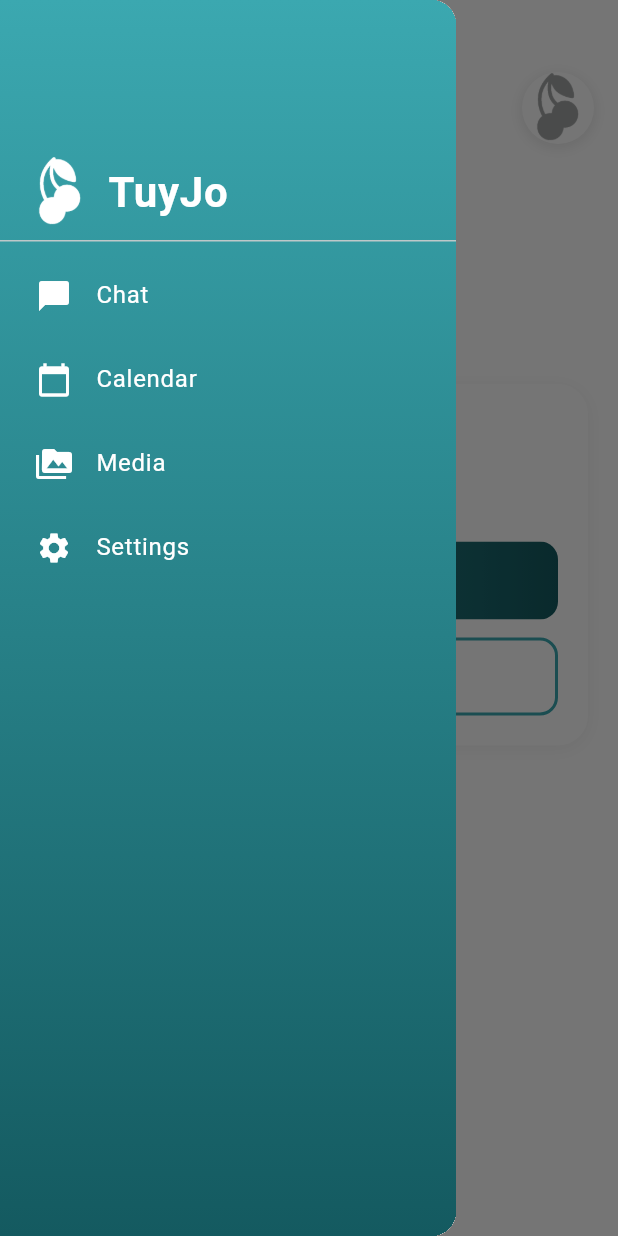
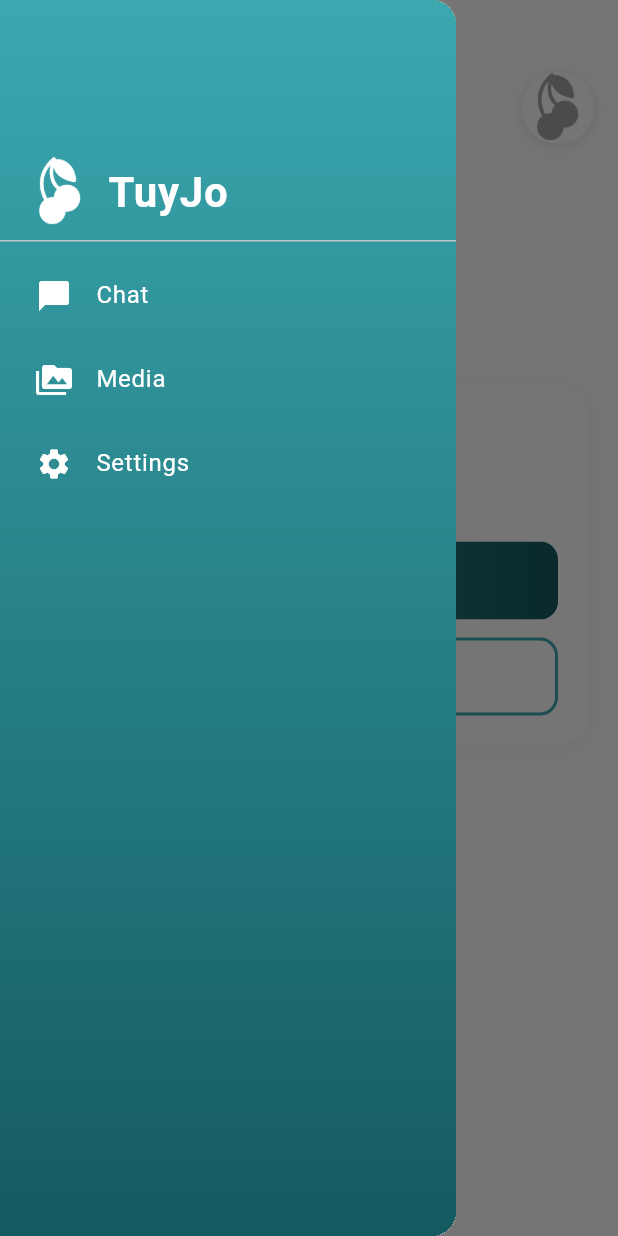
Before and after one commit to donpablitoooooooo/TuyJo, a Flutter app: the screen it shows after launch, in the side drawer, after a tap on the "menu" icon, on a phone screen of 412 x 824 dp. Run offline on Flutter 3.47's test engine with Material 3 defaults, Android fonts, the phone set to English and light mode, and no system bars; our stand-ins replace cloud_firestore, file_picker, firebase_core, firebase_messaging, firebase_storage, flutter_compass and 13 more; missing offline and left inert: asn1lib, encrypt, mobile_scanner, pdfx, pointycastle; accounts and stored records are empty; generated files the repository leaves out were written again.

Commit message:
release: Version 1.14.0 - Full localization and UX improvements
Major Changes:
- Remove calendar screen, fully integrated into chat
- Update version to 1.14.0+19
- Complete documentation updates

Documentation:
- Update README with new features and version history
- Update all website pages (IT, ES, EN, CA)
- Document pending message edit/delete feature
- Document complete localization coverage

UI Changes:
- Simplify navigation from 4 tabs to 3 (Chat, Media, Settings)
- Remove calendar tab from drawer
- Update comments and references

Version Bump:
- pubspec.yaml: 1.13.3+18 → 1.14.0+19
- All documentation reflects new version

```diff
--- a/flutter-app/lib/screens/calendar_screen.dart
+++ /dev/null
@@ -1,437 +0,0 @@
-import 'package:flutter/foundation.dart';
-import 'package:flutter/material.dart';
-import 'package:intl/intl.dart';
-import 'package:provider/provider.dart';
-import 'package:table_calendar/table_calendar.dart';
-import 'package:private_messaging/generated/l10n/app_localizations.dart';
-import '../models/message.dart';
-import '../services/chat_service.dart';
-import '../services/pairing_service.dart';
-import '../services/encryption_service.dart';
-import '../services/attachment_service.dart';
-import '../widgets/todo_bubble.dart';
-
-class CalendarScreen extends StatefulWidget {
-  const CalendarScreen({super.key});
-
-  @override
-  State<CalendarScreen> createState() => _CalendarScreenState();
-}
-
-class _CalendarScreenState extends State<CalendarScreen> {
-  DateTime _focusedDay = DateTime.now();
-  DateTime? _selectedDay;
-  final Map<DateTime, List<Message>> _todosByDate = {};
-  AttachmentService? _attachmentService;
-  String? _myDeviceId;
-  String? _familyChatId;
-  bool _isInitialized = false;
-
-  @override
-  void initState() {
-    super.initState();
-    _selectedDay = _focusedDay;
-    _initializeAttachmentService();
-  }
-
-  @override
-  void didChangeDependencies() {
-    super.didChangeDependencies();
-    _loadTodos();
-  }
-
-  /// Inizializza AttachmentService
-  Future<void> _initializeAttachmentService() async {
-    final pairingService = Provider.of<PairingService>(context, listen: false);
-    final encryptionService = Provider.of<EncryptionService>(context, listen: false);
-
-    _myDeviceId = await pairingService.getMyUserId();
-    _familyChatId = await pairingService.getFamilyChatId();
-
-    if (mounted) {
-      setState(() {
-        _attachmentService = AttachmentService(
-          encryptionService: encryptionService,
-        );
-        _isInitialized = true;
-      });
-    }
-  }
-
-  /// Carica tutti i TODO e li raggruppa per data
-  void _loadTodos() {
-    final chatService = Provider.of<ChatService>(context, listen: false);
-    _todosByDate.clear();
-
-    for (final message in chatService.messages) {
-      // Considera solo i TODO (non i reminder)
-      if (message.messageType == 'todo' && message.dueDate != null && message.isReminder != true) {
-        // Normalizza la data (solo giorno, senza ora)
-        final startDate = DateTime(
-          message.dueDate!.year,
-          message.dueDate!.month,
-          message.dueDate!.day,
-        );
-
-        // Se ha un range, aggiungilo a tutte le date del range
-        if (message.rangeEnd != null) {
-          final endDate = DateTime(
-            message.rangeEnd!.year,
-            message.rangeEnd!.month,
-            message.rangeEnd!.day,
-          );
-
-          // Aggiungi il TODO a ogni giorno nel range
-          DateTime currentDate = startDate;
-          while (currentDate.isBefore(endDate.add(const Duration(days: 1)))) {
-            if (!_todosByDate.containsKey(currentDate)) {
-              _todosByDate[currentDate] = [];
-            }
-            _todosByDate[currentDate]!.add(message);
-            currentDate = currentDate.add(const Duration(days: 1));
-          }
-        } else {
-          // TODO singolo
-          if (!_todosByDate.containsKey(startDate)) {
-            _todosByDate[startDate] = [];
-          }
-          _todosByDate[startDate]!.add(message);
-        }
-      }
-    }
-  }
-
-  /// Ritorna i TODO per una specifica data
-  List<Message> _getTodosForDay(DateTime day) {
-    final normalizedDay = DateTime(day.year, day.month, day.day);
-    return _todosByDate[normalizedDay] ?? [];
-  }
-
-  /// Aggiunge una reaction a un messaggio
-  void _addReaction(String messageId, String reactionType) async {
-    if (_familyChatId == null || _myDeviceId == null) {
-      return;
-    }
-
-    final chatService = Provider.of<ChatService>(context, listen: false);
-
-    await chatService.addReaction(
-      messageId,
-      _familyChatId!,
-      _myDeviceId!,
-      reactionType,
-    );
-
-    if (kDebugMode) print('✅ Reaction $reactionType added to message: $messageId');
-  }
-
-  /// Formatta un range di date in modo intelligente
-  /// - Stesso mese: "dal 25 al 31 gennaio"
-  /// - Mesi consecutivi: "dal 25 dicembre al 3"
-  /// - Distanza > 1 mese: "dal 25 dicembre al 3 febbraio"
-  String _formatDateRange(DateTime start, DateTime end, String locale, AppLocalizations l10n) {
-    // Calcola differenza in mesi
-    final monthsDiff = (end.year - start.year) * 12 + (end.month - start.month);
-
-    if (monthsDiff == 0) {
-      // Stesso mese: "dal 25 al 31 gennaio"
-      final startDay = DateFormat('d', locale).format(start);
-      final endDay = DateFormat('d', locale).format(end);
-      final month = DateFormat('MMMM', locale).format(start);
-      return '${l10n.dateRangeFrom} $startDay ${l10n.dateRangeTo} $endDay $month';
-    } else if (monthsDiff == 1) {
-      // Mesi consecutivi: "dal 25 dicembre al 3"
-      final startFormatted = DateFormat('d MMMM', locale).format(start);
-      final endDay = DateFormat('d', locale).format(end);
-      return '${l10n.dateRangeFrom} $startFormatted ${l10n.dateRangeTo} $endDay';
-    } else {
-      // Distanza > 1 mese: "dal 25 dicembre al 3 febbraio"
-      final startFormatted = DateFormat('d MMMM', locale).format(start);
-      final endFormatted = DateFormat('d MMMM', locale).format(end);
-      return '${l10n.dateRangeFrom} $startFormatted ${l10n.dateRangeTo} $endFormatted';
-    }
-  }
-
-  /// Formatta la data del TODO con ora
-  String _formatTodoDate(DateTime date, String locale) {
-    final timeFormat = DateFormat('HH:mm', locale).format(date);
-    return timeFormat;
-  }
-
-  /// Completa un TODO
-  Future<void> _completeTodo(String todoId) async {
-    final pairingService = Provider.of<PairingService>(context, listen: false);
-    final chatService = Provider.of<ChatService>(context, listen: false);
-    final encryptionService = Provider.of<EncryptionService>(context, listen: false);
-
-    // Ottieni dati pairing
-    final familyChatId = await pairingService.getFamilyChatId();
-    final myDeviceId = await pairingService.getMyUserId();
-    final partnerPublicKey = pairingService.partnerPublicKey;
-    final myPublicKey = await encryptionService.getPublicKey();
-
-    if (familyChatId == null || myDeviceId == null || partnerPublicKey == null || myPublicKey == null) {
-      if (kDebugMode) print('❌ Cannot complete todo: missing pairing data');
-      return;
-    }
-
-    await chatService.sendTodoCompletion(
-      todoId,
-      familyChatId,
-      myDeviceId,
-      myPublicKey,
-      partnerPublicKey,
-    );
-
-    if (kDebugMode) print('✅ Todo marked as completed: $todoId');
-
-    // Ricarica i TODO
-    setState(() {
-      _loadTodos();
-    });
-  }
-
-  @override
-  Widget build(BuildContext context) {
-    final l10n = AppLocalizations.of(context)!;
-    final locale = Localizations.localeOf(context).toString();
-
-    // Ricarica i TODO quando cambia lo stato del chatService
-    final chatService = Provider.of<ChatService>(context);
-    _loadTodos();
-
-    final todosForSelectedDay = _selectedDay != null
-        ? _getTodosForDay(_selectedDay!)
-        : <Message>[];
-
-    return Scaffold(
-      body: Container(
-        decoration: const BoxDecoration(
-          gradient: LinearGradient(
-            begin: Alignment.topCenter,
-            end: Alignment.bottomCenter,
-            colors: [
-              Color(0xFF3BA8B0),
-              Color(0xFF145A60),
-            ],
-          ),
-        ),
-        child: SafeArea(
-          child: Column(
-            children: [
-              // Spazio superiore per non coprire menu e foto profilo
-              const SizedBox(height: 80),
-
-              // Calendario
-              Container(
-                margin: const EdgeInsets.symmetric(horizontal: 16),
-                decoration: BoxDecoration(
-                  color: Colors.white,
-                  borderRadius: BorderRadius.circular(16),
-                  boxShadow: [
-                    BoxShadow(
-                      color: Colors.black.withOpacity(0.1),
-                      blurRadius: 10,
-                      offset: const Offset(0, 4),
-                    ),
-                  ],
-                ),
-                child: TableCalendar(
-                  locale: locale,
-                  firstDay: DateTime.now().subtract(const Duration(days: 365)),
-                  lastDay: DateTime.now().add(const Duration(days: 365)),
-                  focusedDay: _focusedDay,
-                  selectedDayPredicate: (day) => isSameDay(_selectedDay, day),
-                  onDaySelected: (selectedDay, focusedDay) {
-                    setState(() {
-                      _selectedDay = selectedDay;
-                      _focusedDay = focusedDay;
-                    });
-                  },
-                  eventLoader: _getTodosForDay,
-                  calendarStyle: CalendarStyle(
-                    todayDecoration: BoxDecoration(
-                      color: const Color(0xFF3BA8B0).withOpacity(0.3),
-                      shape: BoxShape.circle,
-                    ),
-                    selectedDecoration: const BoxDecoration(
-                      color: Color(0xFF3BA8B0),
-                      shape: BoxShape.circle,
-                    ),
-                    markerDecoration: const BoxDecoration(
-                      color: Color(0xFF145A60),
-                      shape: BoxShape.circle,
-                    ),
-                    markersAlignment: Alignment.bottomCenter,
-                    markersMaxCount: 3,
-                  ),
-                  headerStyle: HeaderStyle(
-                    formatButtonVisible: false,
-                    titleCentered: true,
-                    titleTextStyle: const TextStyle(
-                      fontSize: 17,
-                      fontWeight: FontWeight.bold,
-                    ),
-                  ),
-                ),
-              ),
-
-              const SizedBox(height: 16),
-
-              // Lista TODO per il giorno selezionato
-              Expanded(
-                child: Container(
-                  margin: const EdgeInsets.symmetric(horizontal: 16),
-                  decoration: BoxDecoration(
-                    color: Colors.white,
-                    borderRadius: BorderRadius.circular(16),
-                    boxShadow: [
-                      BoxShadow(
-                        color: Colors.black.withOpacity(0.1),
-                        blurRadius: 10,
-                        offset: const Offset(0, 4),
-                      ),
-                    ],
-                  ),
-                  child: Column(
-                    children: [
-                      // Titolo lista
-                      Padding(
-                        padding: const EdgeInsets.all(16),
-                        child: Row(
-                          children: [
-                            Icon(
-                              Icons.event_note,
-                              color: const Color(0xFF3BA8B0),
-                              size: 24,
-                            ),
-                            const SizedBox(width: 8),
-                            Expanded(
-                              child: Text(
-                                l10n.calendarTodosForDate(
-                                  DateFormat('d MMMM yyyy', locale).format(_selectedDay ?? DateTime.now()),
-                                ),
-                                style: const TextStyle(
-                                  fontSize: 16,
-                                  fontWeight: FontWeight.bold,
-                                  color: Color(0xFF3BA8B0),
-                                ),
-                              ),
-                            ),
-                            if (todosForSelectedDay.isNotEmpty)
-                              Container(
-                                padding: const EdgeInsets.symmetric(horizontal: 8, vertical: 4),
-                                decoration: BoxDecoration(
-                                  color: const Color(0xFF3BA8B0),
-                                  borderRadius: BorderRadius.circular(12),
-                                ),
-                                child: Text(
-                                  '${todosForSelectedDay.length}',
-                                  style: const TextStyle(
-                                    color: Colors.white,
-                                    fontSize: 12,
-                                    fontWeight: FontWeight.bold,
-                                  ),
-                                ),
-                              ),
-                          ],
-                        ),
-                      ),
-
-                      const Divider(height: 1),
-
-                      // Lista TODO
-                      Expanded(
-                        child: todosForSelectedDay.isEmpty
-                            ? Center(
-                                child: Column(
-                                  mainAxisAlignment: MainAxisAlignment.center,
-                                  children: [
-                                    Icon(
-                                      Icons.event_available,
-                                      size: 64,
-                                      color: Colors.grey[300],
-                                    ),
-                                    const SizedBox(height: 16),
-                                    Text(
-                                      l10n.calendarNoTodos,
-                                      style: TextStyle(
-                                        fontSize: 18,
-                                        fontWeight: FontWeight.bold,
-                                        color: Colors.grey[600],
-                                      ),
-                                    ),
-                                    const SizedBox(height: 8),
-                                    Text(
-                                      l10n.calendarNoTodosDescription,
-                                      style: TextStyle(
-                                        fontSize: 14,
-                                        color: Colors.grey[500],
-                                      ),
-                                    ),
-                                  ],
-                                ),
-                              )
-                            : ListView.separated(
-                                padding: const EdgeInsets.all(16),
-                                itemCount: todosForSelectedDay.length,
-                                separatorBuilder: (context, index) => const SizedBox(height: 12),
-                                itemBuilder: (context, index) {
-                                  final todo = todosForSelectedDay[index];
-
-                                  // Verifica se è completato (reaction DONE o messaggio todo_completed)
-                                  final isCompleted = todo.reaction?.type == 'done' ||
-                                      chatService.messages.any((m) =>
-                                          m.messageType == 'todo_completed' &&
-                                          m.originalTodoId == todo.id);
-
-                                  // Determina se è stato creato da me
-                                  final isMe = todo.senderId == _myDeviceId;
-
-                                  if (kDebugMode) {
-                                    print('📅 [Calendar] TODO: ${todo.decryptedContent}');
-                                    print('  - senderId: ${todo.senderId}');
-                                    print('  - myDeviceId: $_myDeviceId');
-                                    print('  - isMe: $isMe');
-                                    print('  - attachments: ${todo.attachments?.length ?? 0}');
-                                    print('  - attachmentService: ${_attachmentService != null}');
-                                  }
-
-                                  // Formatta la data
-                                  String? formattedDate;
-                                  if (todo.dueDate != null) {
-                                    if (todo.rangeEnd != null) {
-                                      // È un range: formatta in modo intelligente
-                                      formattedDate = _formatDateRange(todo.dueDate!, todo.rangeEnd!, locale, l10n);
-                                    } else {
-                                      // Data singola con ora
-                                      formattedDate = _formatTodoDate(todo.dueDate!, locale);
-                                    }
-                                  }
-
-                                  return TodoMessageBubble(
-                                    message: todo,
-                                    isMe: isMe,
-                                    isCompleted: isCompleted,
-                                    onReact: (reactionType) => _addReaction(todo.id, reactionType),
-                                    formattedDate: formattedDate,
-                                    attachmentService: _attachmentService,
-                                    senderId: todo.senderId,
-                                    currentUserId: _myDeviceId,
-                                  );
-                                },
-                              ),
-                      ),
-                    ],
-                  ),
-                ),
-              ),
-
-              const SizedBox(height: 16),
-            ],
-          ),
-        ),
-      ),
-    );
-  }
-}
--- a/flutter-app/lib/screens/main_screen.dart
+++ b/flutter-app/lib/screens/main_screen.dart
@@ -4,7 +4,6 @@ import 'package:provider/provider.dart';
 import '../services/pairing_service.dart';
 import '../services/couple_selfie_service.dart';
 import 'chat_screen.dart';
-import 'calendar_screen.dart';
 import 'media_screen.dart';
 import 'settings_screen.dart';
 import 'couple_selfie_screen.dart';
@@ -89,8 +88,8 @@ class _MainScreenState extends State<MainScreen> {
 
     if (mounted) {
       setState(() {
-        // Se paired, mostra Chat (index 0), altrimenti Impostazioni (index 3)
-        _selectedIndex = pairingService.isPaired ? 0 : 3;
+        // Se paired, mostra Chat (index 0), altrimenti Impostazioni (index 2)
+        _selectedIndex = pairingService.isPaired ? 0 : 2;
         _isInitialized = true;
         _wasPaired = pairingService.isPaired; // Inizializza lo stato precedente
       });
@@ -130,7 +129,6 @@ class _MainScreenState extends State<MainScreen> {
 
     final List<Widget> screens = [
       const ChatScreen(),
-      const CalendarScreen(),
       const MediaScreen(),
       const SettingsScreen(),
     ];
@@ -194,8 +192,8 @@ class _MainScreenState extends State<MainScreen> {
               ),
               ListTile(
                 contentPadding: const EdgeInsets.symmetric(horizontal: 24, vertical: 0),
-                leading: const Icon(Icons.calendar_today, color: Colors.white),
-                title: Text(AppLocalizations.of(context)!.calendar, style: const TextStyle(color: Colors.white)),
+                leading: const Icon(Icons.perm_media, color: Colors.white),
+                title: const Text('Media', style: TextStyle(color: Colors.white)),
                 selected: _selectedIndex == 1,
                 selectedTileColor: Colors.white.withOpacity(0.2),
                 onTap: () {
@@ -205,23 +203,12 @@ class _MainScreenState extends State<MainScreen> {
               ),
               ListTile(
                 contentPadding: const EdgeInsets.symmetric(horizontal: 24, vertical: 0),
-                leading: const Icon(Icons.perm_media, color: Colors.white),
-                title: const Text('Media', style: TextStyle(color: Colors.white)),
+                leading: const Icon(Icons.settings, color: Colors.white),
+                title: Text(AppLocalizations.of(context)!.settings, style: const TextStyle(color: Colors.white)),
                 selected: _selectedIndex == 2,
                 selectedTileColor: Colors.white.withOpacity(0.2),
                 onTap: () {
                   _onItemTapped(2);
-                  Navigator.pop(context);
-                },
-              ),
-              ListTile(
-                contentPadding: const EdgeInsets.symmetric(horizontal: 24, vertical: 0),
-                leading: const Icon(Icons.settings, color: Colors.white),
-                title: Text(AppLocalizations.of(context)!.settings, style: const TextStyle(color: Colors.white)),
-                selected: _selectedIndex == 3,
-                selectedTileColor: Colors.white.withOpacity(0.2),
-                onTap: () {
-                  _onItemTapped(3);
                   Navigator.pop(context);
                 },
               ),
--- a/flutter-app/lib/widgets/todo_bubble.dart
+++ b/flutter-app/lib/widgets/todo_bubble.dart
@@ -11,7 +11,7 @@ import 'reaction_picker.dart';
 import 'reaction_overlay.dart';
 
 /// Widget riutilizzabile per le bubble TODO
-/// Utilizzato sia in chat_screen che in calendar_screen
+/// Utilizzato in chat_screen per visualizzare i messaggi TODO
 class TodoMessageBubble extends StatelessWidget {
   final Message message;
   final bool isMe;
--- a/flutter-app/pubspec.yaml
+++ b/flutter-app/pubspec.yaml
@@ -1,7 +1,7 @@
 name: private_messaging
 description: TuyJo - Tu ed io in catalano - App di messaggistica privata con crittografia E2E
 publish_to: 'none'
-version: 1.13.3+18
+version: 1.14.0+19
 
 
 environment:
```
Also changed, not shown: 6 other files.
